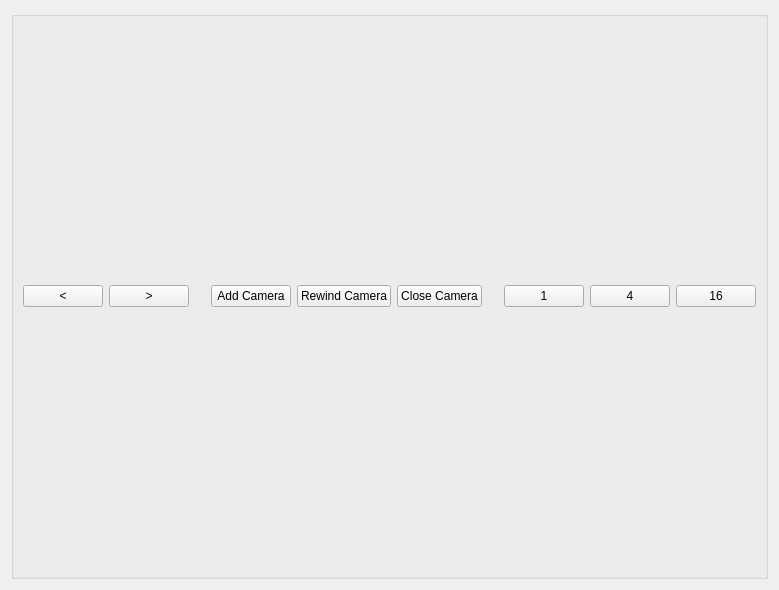
Old version of the form camerascreens.ui in the repository sydalirza/Centralized-CCTV-Server.
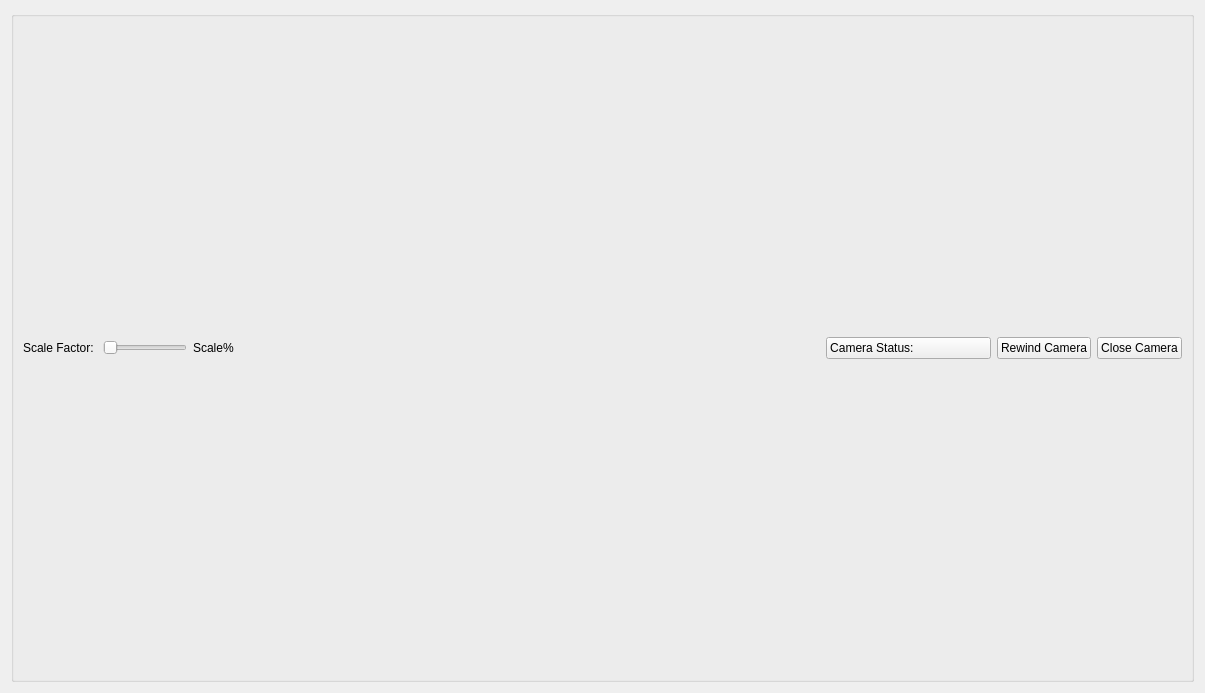
New version of the form.

```diff
--- a/camerascreens.ui
+++ b/camerascreens.ui
@@ -6,13 +6,16 @@
    <rect>
     <x>0</x>
     <y>0</y>
-    <width>779</width>
-    <height>590</height>
+    <width>1205</width>
+    <height>693</height>
    </rect>
   </property>
   <property name="windowTitle">
    <string>Form</string>
   </property>
+  <property name="autoFillBackground">
+   <bool>true</bool>
+  </property>
   <layout class="QVBoxLayout" name="verticalLayout" stretch="2,0">
    <property name="sizeConstraint">
     <enum>QLayout::SetDefaultConstraint</enum>
@@ -29,18 +32,31 @@
      <property name="title">
       <string/>
      </property>
-     <layout class="QHBoxLayout" name="horizontalLayout" stretch="0,0,0,0,0,0,0,0,0,0">
+     <layout class="QHBoxLayout" name="horizontalLayout" stretch="0,0,0,0,0,0,0">
       <item>
-       <widget class="QPushButton" name="previous_button">
+       <widget class="QLabel" name="label">
         <property name="text">
-         <string>&lt;</string>
+         <string>Scale Factor: </string>
         </property>
        </widget>
       </item>
       <item>
-       <widget class="QPushButton" name="next_button">
+       <widget class="QSlider" name="scale_factor_slider">
+        <property name="sizePolicy">
+         <sizepolicy hsizetype="Fixed" vsizetype="Fixed">
+          <horstretch>0</horstretch>
+          <verstretch>0</verstretch>
+         </sizepolicy>
+        </property>
+        <property name="orientation">
+         <enum>Qt::Horizontal</enum>
+        </property>
+       </widget>
+      </item>
+      <item>
+       <widget class="QLabel" name="scale_factor_label">
         <property name="text">
-         <string>&gt;</string>
+         <string>Scale%</string>
         </property>
        </widget>
       </item>
@@ -58,9 +74,15 @@
        </spacer>
       </item>
       <item>
-       <widget class="QPushButton" name="addcamerabutton">
+       <widget class="QPushButton" name="camerastatusbutton">
+        <property name="sizePolicy">
+         <sizepolicy hsizetype="Fixed" vsizetype="Fixed">
+          <horstretch>0</horstretch>
+          <verstretch>0</verstretch>
+         </sizepolicy>
+        </property>
         <property name="text">
-         <string>Add Camera</string>
+         <string>Camera Status:                      </string>
         </property>
        </widget>
       </item>
@@ -78,40 +100,6 @@
         </property>
        </widget>
       </item>
-      <item>
-       <spacer name="horizontalSpacer_2">
-        <property name="orientation">
-         <enum>Qt::Horizontal</enum>
-        </property>
-        <property name="sizeHint" stdset="0">
-         <size>
-          <width>40</width>
-          <height>20</height>
-         </size>
-        </property>
-       </spacer>
-      </item>
-      <item>
-       <widget class="QPushButton" name="one_camera">
-        <property name="text">
-         <string>1</string>
-        </property>
-       </widget>
-      </item>
-      <item>
-       <widget class="QPushButton" name="four_camera">
-        <property name="text">
-         <string>4</string>
-        </property>
-       </widget>
-      </item>
-      <item>
-       <widget class="QPushButton" name="sixteen_camera">
-        <property name="text">
-         <string>16</string>
-        </property>
-       </widget>
-      </item>
      </layout>
     </widget>
    </item>
```
